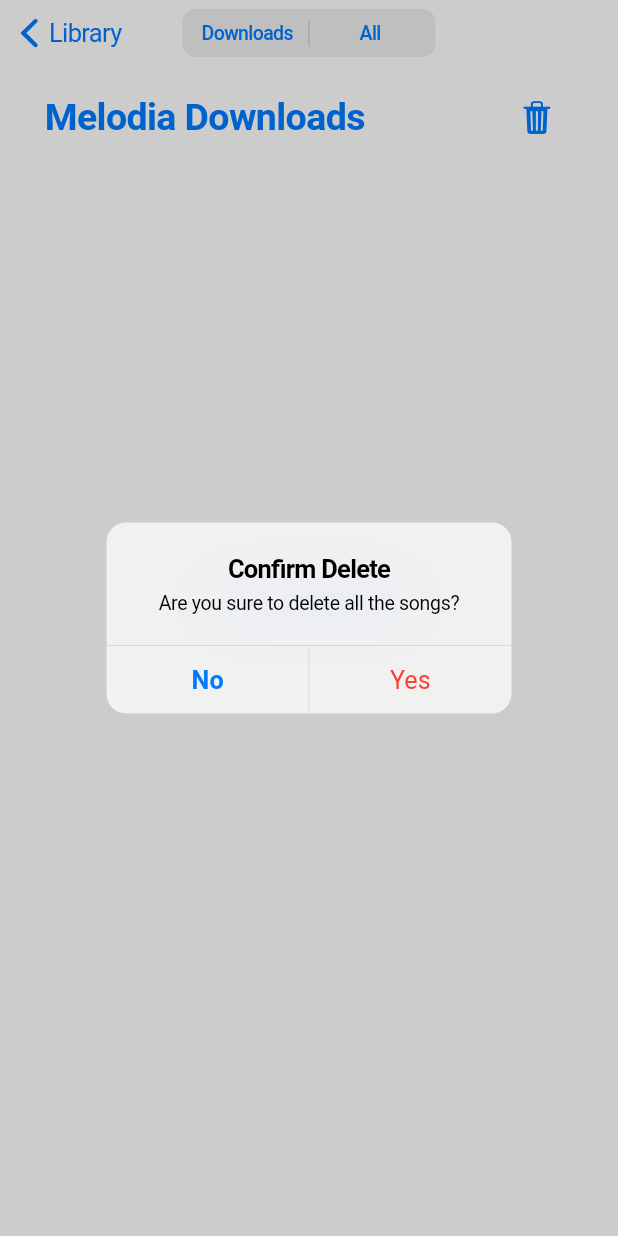
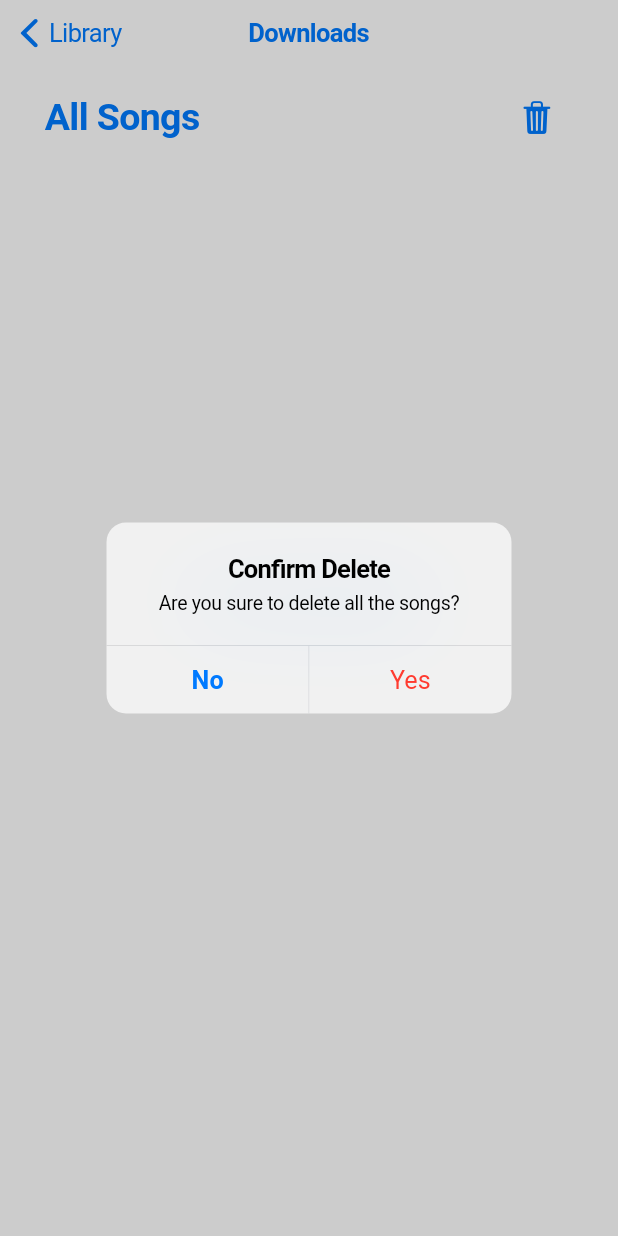
Before and after one commit to iamthetwodigiter/Melodia, a Flutter app: the DownloadsPage screen opened directly, after a tap on an icon or button, on a phone screen of 412 x 824 dp. Run offline on Flutter 3.47's test engine with Material 3 defaults, Android fonts, the light colour scheme and no system bars; our stand-ins replace audio_video_progress_bar, cached_network_image, dio, firebase_core, flutter_phoenix, flutter_riverpod and 5 more; missing offline and left inert: audiotagger, onesignal_flutter; accounts and stored records are empty; generated files the repository leaves out were written again.

Commit message:
Minor bug fixes

```diff
--- a/lib/download/view/downloads_page.dart
+++ b/lib/download/view/downloads_page.dart
@@ -25,12 +25,13 @@
   List<Uint8List?> thumbList = [];
   final tagger = Audiotagger();
   List<Tag?> tags = [];
-  int index = 0;
+  Set<String> artworkFilePaths = {};
+  Set<String> metadataFilePaths = {};
 
   @override
   void initState() {
     super.initState();
-    _listFiles(index);
+    _listFiles();
     for (var items in _files) {
       getArtwork(items.path);
       getMetadata(items.path);
@@ -88,10 +89,7 @@
           CupertinoDialogAction(
             isDestructiveAction: true,
             onPressed: () {
-              index == 0 ?
-              Directory('storage/emulated/0/Music/Melodia')
-                  .deleteSync(recursive: true) : Directory('storage/emulated/0/Music')
-                  .deleteSync(recursive: true);
+              Directory('storage/emulated/0/Music').deleteSync(recursive: true);
               ref.watch(filesProvider.notifier).state = [];
               Navigator.of(context).pop();
               setState(() {});
@@ -104,26 +102,38 @@
   }
 
   void getArtwork(String filePath) async {
+    if (!artworkFilePaths.contains(filePath)) {
       Uint8List? artwork = await tagger.readArtwork(path: filePath);
       if (artwork == null) {
         thumbList.add(Uint8List(1));
+      } else {
+        thumbList.add(artwork);
       }
-    thumbList.add(artwork);
+      artworkFilePaths.add(filePath);
       setState(() {});
+    }
   }
 
   void getMetadata(String filePath) async {
+    if (!metadataFilePaths.contains(filePath)) {
       Tag? tag = await tagger.readTags(path: filePath);
       tags.add(tag);
+      metadataFilePaths.add(filePath);
       setState(() {});
     }
+  }
 
-  void _listFiles(int index) async {
-    Directory downloadsDir = index == 0
-        ? Directory('storage/emulated/0/Music/Melodia')
-        : Directory('storage/emulated/0/Music');
+  void _listFiles() async {
+    Directory downloadsDir = Directory('storage/emulated/0/Music');
     final List<FileSystemEntity> entities = downloadsDir.listSync().toList();
-    _files = entities.whereType<File>().toList();
+    Set<String> existingFilePaths = _files.map((file) => file.path).toSet();
+    for (FileSystemEntity entity in entities) {
+      if (entity is File && !existingFilePaths.contains(entity.path)) {
+        _files.add(entity);
+        existingFilePaths.add(entity.path);
+      }
+    }
+
     setState(() {});
   }
 
@@ -145,31 +155,12 @@
     return CupertinoPageScaffold(
       navigationBar: CupertinoNavigationBar(
         previousPageTitle: 'Library',
-        middle: CupertinoSlidingSegmentedControl(
-          children: <String, Text>{
-              'Downloads': Text(
+        middle: Text(
           'Downloads',
           style: TextStyle(
             color: AppPallete().accentColor,
           ),
         ),
-              'All': Text(
-                'All',
-                style: TextStyle(
-                  color: AppPallete().accentColor,
-                ),
-              ),
-            },
-            onValueChanged: (value) {
-              setState(() {
-                index = value == 'Downloads' ? 0 : 1;
-              });
-              _listFiles(index);
-              for (var items in _files) {
-                getArtwork(items.path);
-                getMetadata(items.path);
-              }
-            }),
       ),
       child: SafeArea(
         child: SingleChildScrollView(
@@ -188,8 +179,8 @@
                         child: Row(
                           mainAxisAlignment: MainAxisAlignment.spaceBetween,
                           children: [
-                            Text(index == 0 ?
-                              'Melodia Downloads' : 'All Songs',
+                            Text(
+                              'All Songs',
                               style: TextStyle(
                                 fontSize: 25,
                                 color: AppPallete().accentColor,
--- a/lib/provider/audio_player.dart
+++ b/lib/provider/audio_player.dart
@@ -69,6 +69,9 @@
   Future<void> _initializePlayer() async {
     Box settings = await Hive.openBox('settings');
     streamingQuality = settings.get('streaming_quality');
+    if(song.playlistData == null) {
+      await getSuggestedSongs(song);
+    }
     final audioSource = AudioSource.uri(
       Uri.parse(song.link.replaceAll('320', streamingQuality)),
       tag: MediaItem(
```
Also changed, not shown: lib/home/model/api_calls.dart (+31 -0 lines), lib/home/view/homepage.dart (+47 -10 lines). Lines whose indentation alone changed are shown as unchanged.
